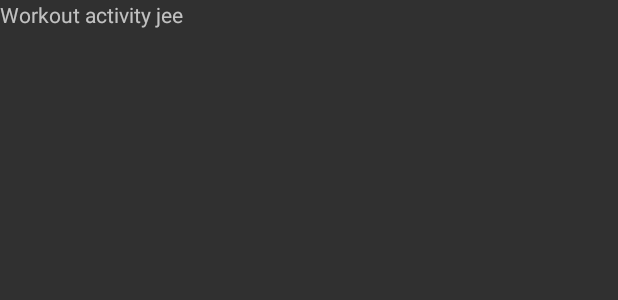
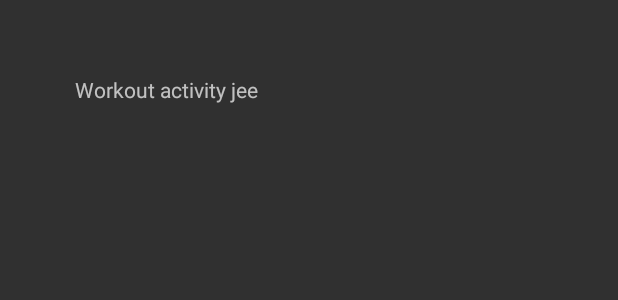
Before and after one commit to NurkkaCthulhu/SpellWork, an Android app: the layout activity_workout.xml on its own in the app's theme, with its tools: preview values and no code run, on a phone screen of 412 x 824 dp. Shown: the top 300 px of the screen. Run offline under Robolectric (Android 15) with nearby library versions, the phone set to English and light mode, and no system bars.

Commit message:
activity_workout.xml: Add id and padding to TextView.

```diff
--- a/app/src/main/res/layout/activity_workout.xml
+++ b/app/src/main/res/layout/activity_workout.xml
@@ -4,8 +4,10 @@
     android:layout_height="match_parent">
 
     <TextView
+        android:id="@+id/workoutText"
         android:layout_width="wrap_content"
         android:layout_height="wrap_content"
-        android:text="Workout activity jee"/>
+        android:padding="50dp"
+        android:text="Workout activity jee" />
 
 </LinearLayout>
```
